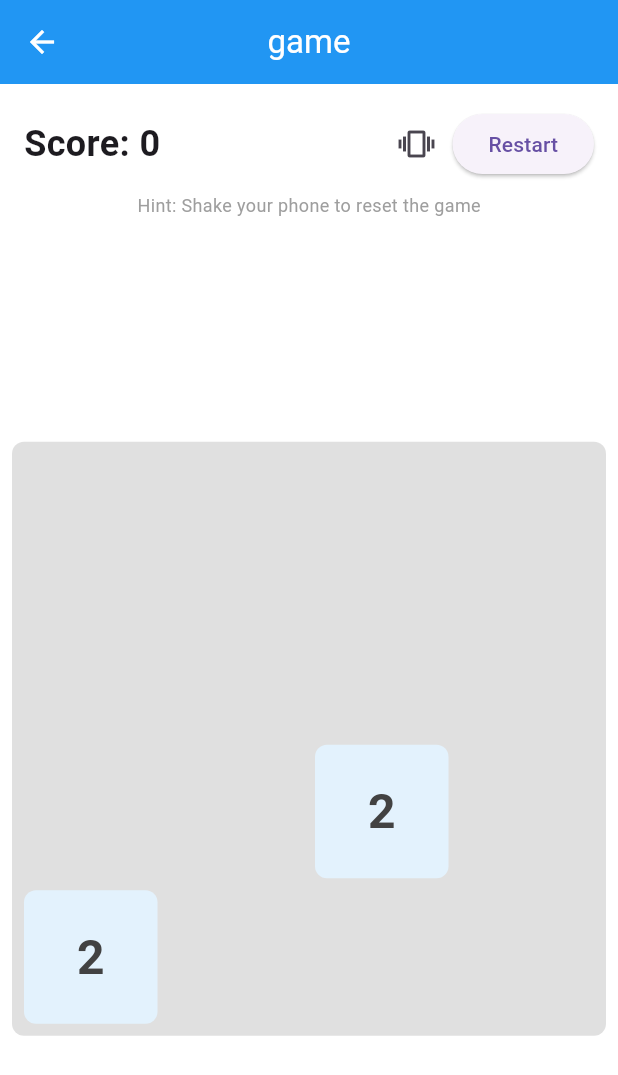
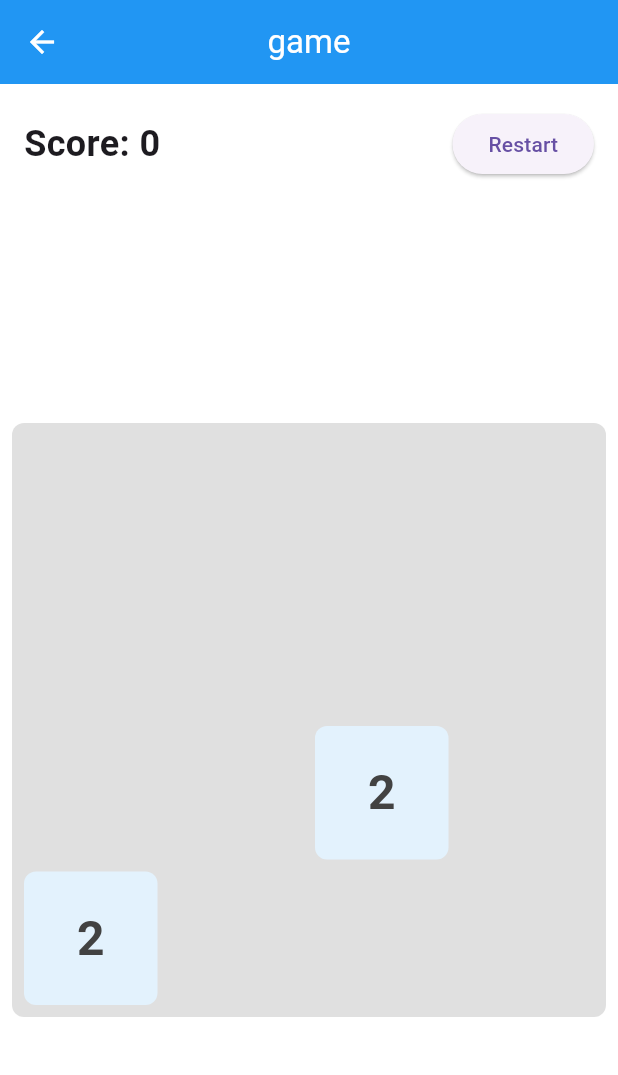
Before and after one commit to ikl7895/app, a Flutter app: the Game2048Screen screen opened directly, on a phone screen of 412 x 824 dp. Shown: the top 1075 px of the screen. Run offline on Flutter 3.47's test engine with Material 3 defaults, Android fonts, the phone set to English and light mode, and no system bars; our stand-ins replace cloud_firestore, firebase_core, sensors_plus, shared_preferences; missing offline and left inert: dialog_flowtter; accounts and stored records are empty.

Commit message:
Update game_board.dart

```diff
--- a/app/lib/widgets/game_board.dart
+++ b/app/lib/widgets/game_board.dart
@@ -26,13 +26,11 @@ class _GameBoardState extends State<GameBoard> {
 
   void _initAccelerometer() {
     _accelerometerSubscription = accelerometerEvents.listen((event) {
-      // Lower the threshold to make it easier to test in the emulator
       double acceleration = event.x * event.x +
           event.y * event.y +
           event.z * event.z;
 
-      // Lower the threshold from 250 to 100
-      if (acceleration > 100) { // Adjust this value
+      if (acceleration > 100) {
         final now = DateTime.now();
         if (_lastShakeTime == null ||
             now.difference(_lastShakeTime!) > const Duration(seconds: 1)) {
@@ -85,9 +83,7 @@ class _GameBoardState extends State<GameBoard> {
       children: [
         Padding(
           padding: const EdgeInsets.all(16.0),
-          child: Column(
-            children: [
-              Row(
+          child: Row(
             mainAxisAlignment: MainAxisAlignment.spaceBetween,
             children: [
               Text(
@@ -97,28 +93,9 @@ class _GameBoardState extends State<GameBoard> {
                   fontWeight: FontWeight.bold,
                 ),
               ),
-                  Row(
-                    children: [
-                      IconButton(
-                        icon: const Icon(Icons.vibration),
-                        onPressed: _showResetConfirmation,
-                        tooltip: 'Test Shake',
-                      ),
               ElevatedButton(
                 onPressed: () => _showResetConfirmation(),
                 child: const Text('Restart'),
-                      ),
-                    ],
-                  ),
-                ],
-              ),
-              const SizedBox(height: 8),
-              const Text(
-                'Hint: Shake your phone to reset the game',
-                style: TextStyle(
-                  color: Colors.grey,
-                  fontSize: 12,
-                ),
               ),
             ],
           ),
```
Lines whose indentation alone changed are shown as unchanged.
